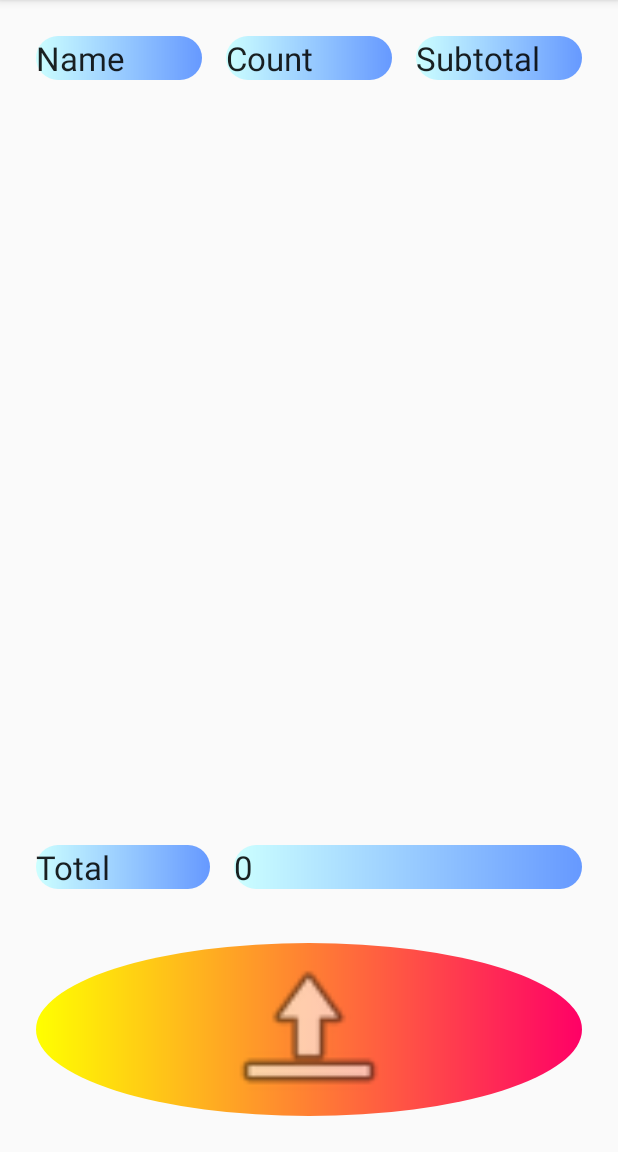
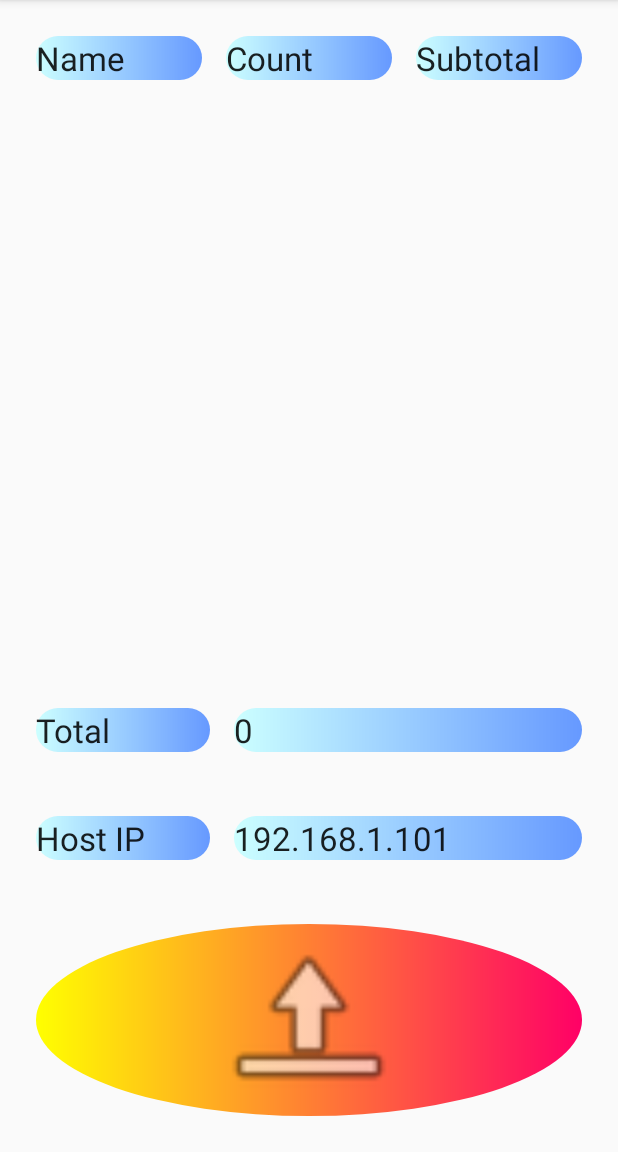
Before and after one commit to MOONYAN/EZShopping, an Android app: the CheckoutActivity screen opened directly, with no data from a screen before it, on a phone screen of 412 x 824 dp, the part 84-1236 px from its top. Run offline under Robolectric (Android 15) with nearby library versions, the phone set to English and light mode, and no system bars; our stand-ins replace Firebase (no records; nobody signed in at launch, a user with empty details on screens opened directly).

```diff
--- a/app/build.gradle
+++ b/app/build.gradle
@@ -31,6 +31,7 @@ dependencies {
     compile 'com.google.zxing:core:3.2.0'
     compile 'com.android.support:support-v4:24.1.1'
     compile 'com.android.support:recyclerview-v7:+'
+    compile 'com.google.code.gson:gson:2.7'
 }
 
 
--- a/app/src/main/java/tw/edu/ntut/ezshopping/CheckoutActivity.java
+++ b/app/src/main/java/tw/edu/ntut/ezshopping/CheckoutActivity.java
@@ -6,6 +6,7 @@ import android.support.v7.widget.LinearLayoutManager;
 import android.support.v7.widget.RecyclerView;
 import android.util.Log;
 import android.view.View;
+import android.widget.EditText;
 import android.widget.TextView;
 import android.widget.Toast;
 
@@ -26,6 +27,7 @@ public class CheckoutActivity extends BaseActivity
 {
     private static final String TAG = "CheckoutActivity";
     private View _uploadButton;
+    private EditText _hostIpText;
     private TextView _totalText;
     private RecyclerView _recyclerView;
     private Model _model;
@@ -72,7 +74,8 @@ public class CheckoutActivity extends BaseActivity
     {
         _recyclerView = (RecyclerView) findViewById(R.id.recyclerView);
         _totalText = (TextView) findViewById(R.id.total_text);
-        _uploadButton = findViewById(R.id.upload_button);
+        _uploadButton = findViewById(R.id.transaction_button);
+        _hostIpText = (EditText) findViewById(R.id.host_ip_text);
     }
 
     public void uploadOnClick(View view)
@@ -95,4 +98,23 @@ public class CheckoutActivity extends BaseActivity
             }
         });
     }
+
+    public void transactionOnClick(View view)
+    {
+        showProgressDialog();
+        new DealAsyncTask(_hostIpText.getText().toString(), new DealAsyncTask.DealResponse()
+        {
+            @Override
+            public void onResponse(String responseMessage)
+            {
+                hideProgressDialog();
+                Toast.makeText(CheckoutActivity.this, responseMessage, Toast.LENGTH_SHORT).show();
+                if (responseMessage.equals("Success"))
+                {
+                    _model.setNewCart();
+                    finish();
+                }
+            }
+        }).execute(new Record(_uid, _model.getCart()));
+    }
 }
--- a/app/src/main/res/layout/activity_checkout.xml
+++ b/app/src/main/res/layout/activity_checkout.xml
@@ -50,7 +50,7 @@
         android:layout_width="match_parent"
         android:layout_height="0dp"
         android:layout_margin="@dimen/default_margin"
-        android:layout_weight="7"
+        android:layout_weight="5"
         android:scrollbars="vertical">
 
     </android.support.v7.widget.RecyclerView>
@@ -81,6 +81,32 @@
             android:textAppearance="?android:attr/textAppearanceLarge"/>
     </LinearLayout>
 
+    <LinearLayout
+        android:layout_width="match_parent"
+        android:layout_height="0dp"
+        android:layout_weight="1"
+        android:orientation="horizontal">
+
+        <TextView
+            android:layout_width="0dp"
+            android:layout_height="wrap_content"
+            android:layout_margin="@dimen/default_margin"
+            android:layout_weight="1"
+            android:background="@drawable/text_drawable"
+            android:text="Host IP"
+            android:textAppearance="?android:attr/textAppearanceLarge"/>
+
+        <EditText
+            android:id="@+id/host_ip_text"
+            android:layout_width="0dp"
+            android:layout_height="wrap_content"
+            android:layout_margin="@dimen/default_margin"
+            android:layout_weight="2"
+            android:background="@drawable/text_drawable"
+            android:hint="Host IP"
+            android:text="192.168.1.101"
+            android:textAppearance="?android:attr/textAppearanceLarge"/>
+    </LinearLayout>
 
     <LinearLayout
         android:layout_width="match_parent"
@@ -89,13 +115,13 @@
         android:orientation="horizontal">
 
         <ImageButton
-            android:id="@+id/upload_button"
+            android:id="@+id/transaction_button"
             android:layout_width="wrap_content"
             android:layout_height="match_parent"
             android:layout_margin="@dimen/default_margin"
             android:layout_weight="1"
             android:adjustViewBounds="true"
-            android:onClick="uploadOnClick"
+            android:onClick="transactionOnClick"
             android:scaleType="fitCenter"
             android:src="@android:drawable/ic_menu_upload"
             android:background="@drawable/button_drawable"/>
```
Also changed, not shown: app/src/main/java/tw/edu/ntut/ezshopping/DealAsyncTask.java (added, +83 -0 lines), 1 other file.
